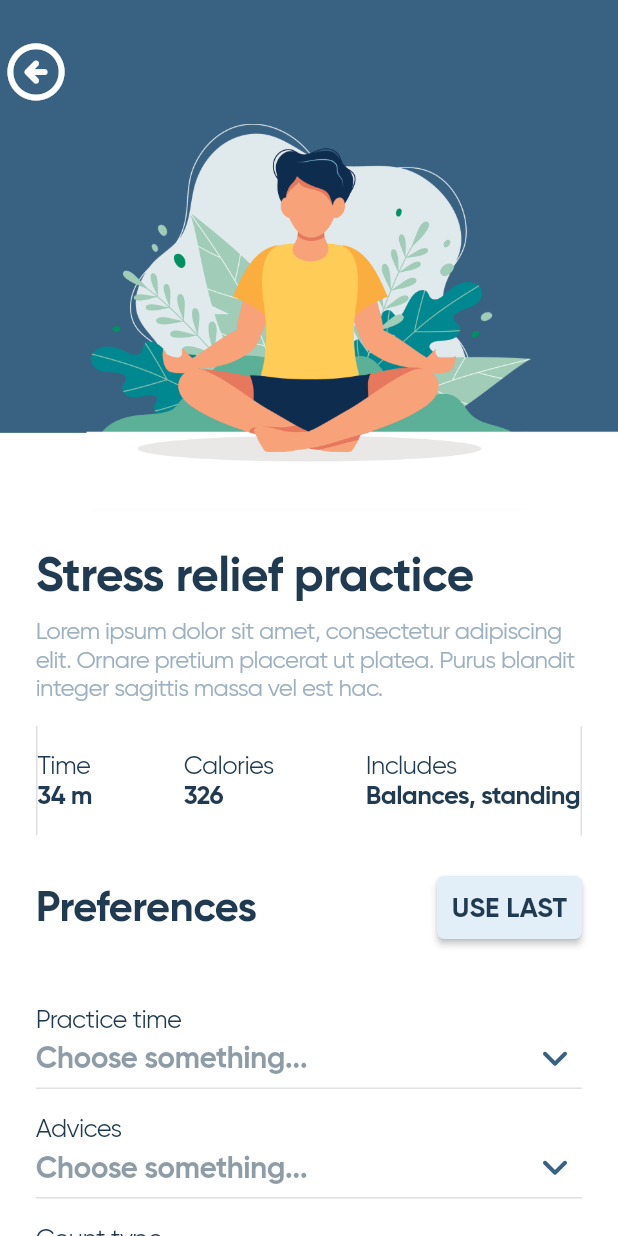
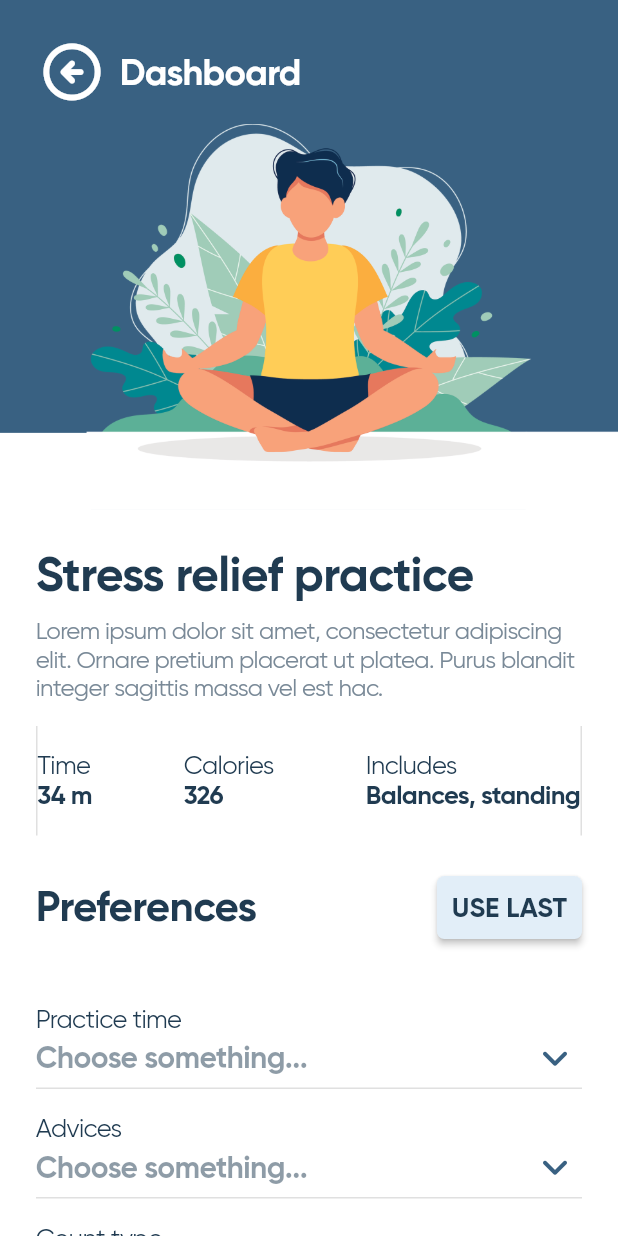
Before and after one commit to AndreyRaih/aum-app-build, a Flutter app: the screen it shows after launch, after a tap on "EXPLORE YOUR PRACTICE", after a tap on "LETS BEGIN", on a phone screen of 412 x 824 dp. Run offline on Flutter 3.47's test engine with Material 2 defaults, Android fonts, the phone set to English and light mode, and no system bars; network calls fail.

Commit message:
Add feedback view + changes in palette/button ui [WIP]

```diff
--- a/lib/views/dashboard/components/actual_people.dart
+++ b/lib/views/dashboard/components/actual_people.dart
@@ -56,7 +56,7 @@ class _Message extends StatelessWidget {
                   child: AumText.regular(
                     'From Delft, Bangalore, Kiev, Ubud...',
                     size: 14.0,
-                    color: AumColor.sub,
+                    color: AumColor.additional,
                   )),
             ]));
   }
--- a/lib/views/dashboard/components/advices.dart
+++ b/lib/views/dashboard/components/advices.dart
@@ -26,7 +26,7 @@ class _Advice extends StatelessWidget {
           AumText.regular(
             'If you spend 15 minutes practicing, in 2 hours your cortisol level will drop to the daily norm',
             size: 14.0,
-            color: AumColor.sub,
+            color: AumColor.additional,
           )
         ]));
   }
--- a/lib/views/practice_preview/main.dart
+++ b/lib/views/practice_preview/main.dart
@@ -17,9 +17,12 @@ class PreviewScreen extends StatelessWidget {
               PreviewImg(),
               Positioned(
                   top: 24.0,
-                  child: AumBackButton(onPressed: () {
-                    Navigator.pop(context);
-                  })),
+                  left: 24,
+                  child: AumBackButton(
+                      text: 'Dashboard',
+                      onPressed: () {
+                        Navigator.pop(context);
+                      })),
             ]),
             Container(
                 color: Colors.white,
--- a/lib/views/progress/main.dart
+++ b/lib/views/progress/main.dart
@@ -5,7 +5,6 @@ import 'package:aum_app_build/views/ui/buttons.dart';
 import 'package:aum_app_build/views/ui/page.dart';
 import 'package:aum_app_build/views/ui/palette.dart';
 import 'package:aum_app_build/views/ui/segment.dart';
-import 'package:aum_app_build/views/ui/typo.dart';
 import 'package:flutter/material.dart';
 
 class ProgressScreen extends StatelessWidget {
@@ -16,7 +15,12 @@ class ProgressScreen extends StatelessWidget {
         mainAxisSize: MainAxisSize.max,
         crossAxisAlignment: CrossAxisAlignment.start,
         children: [
-          _ProgressBackButton(),
+          AumBackButton(
+              text: 'Dashboard',
+              color: AumColor.accent,
+              onPressed: () {
+                Navigator.pop(context);
+              }),
           Segment(
             child: ProgressWeekStat(),
             margin: EdgeInsets.symmetric(vertical: 24),
@@ -36,26 +40,3 @@ class ProgressScreen extends StatelessWidget {
     );
   }
 }
-
-class _ProgressBackButton extends StatelessWidget {
-  @override
-  Widget build(BuildContext context) {
-    return Row(
-      mainAxisAlignment: MainAxisAlignment.start,
-      children: [
-        AumBackButton(
-            color: AumColor.accent,
-            onPressed: () {
-              Navigator.pop(context);
-            }),
-        Padding(
-            padding: EdgeInsets.only(left: 8),
-            child: AumText.bold(
-              'Dashboard',
-              size: 24,
-              color: AumColor.accent,
-            ))
-      ],
-    );
-  }
-}
--- a/lib/views/ui/buttons.dart
+++ b/lib/views/ui/buttons.dart
@@ -49,19 +49,32 @@ class AumBackButton extends StatelessWidget {
   final GestureTapCallback onPressed;
   final Color fillColor;
   final Color color;
+  final String text;
   AumBackButton(
       {@required this.onPressed,
+      this.text,
       this.color = Colors.white,
       this.fillColor = null});
 
   @override
   Widget build(BuildContext context) {
-    return RawMaterialButton(
-      constraints: BoxConstraints(minWidth: 38.0, minHeight: 38.0),
-      fillColor: fillColor,
-      child: Icon(AumIcon.back, color: color, size: 38),
-      onPressed: onPressed,
-      shape: CircleBorder(),
-    );
+    return Row(mainAxisAlignment: MainAxisAlignment.start, children: [
+      RawMaterialButton(
+        constraints: BoxConstraints(minWidth: 38.0, minHeight: 38.0),
+        fillColor: fillColor,
+        child: Icon(AumIcon.back, color: color, size: 38),
+        onPressed: onPressed,
+        shape: CircleBorder(),
+      ),
+      text != null
+          ? Padding(
+              padding: EdgeInsets.only(left: 8),
+              child: AumText.bold(
+                text,
+                size: 24,
+                color: color,
+              ))
+          : null
+    ]);
   }
 }
--- a/lib/views/ui/icons.dart
+++ b/lib/views/ui/icons.dart
@@ -13,4 +13,20 @@ class AumIcon {
       IconData(0xe803, fontFamily: _kFontFam, fontPackage: _kFontPkg);
   static const IconData arrow_down =
       IconData(0xe804, fontFamily: _kFontFam, fontPackage: _kFontPkg);
+  static const IconData arrow_left =
+      IconData(0xe80b, fontFamily: _kFontFam, fontPackage: _kFontPkg);
+  static const IconData arrow_right =
+      IconData(0xe80c, fontFamily: _kFontFam, fontPackage: _kFontPkg);
+  static const IconData very_bad_smile =
+      IconData(0xe805, fontFamily: _kFontFam, fontPackage: _kFontPkg);
+  static const IconData bad_smile =
+      IconData(0xe806, fontFamily: _kFontFam, fontPackage: _kFontPkg);
+  static const IconData neutral_smile =
+      IconData(0xe807, fontFamily: _kFontFam, fontPackage: _kFontPkg);
+  static const IconData happy_smile =
+      IconData(0xe808, fontFamily: _kFontFam, fontPackage: _kFontPkg);
+  static const IconData very_happy_smile =
+      IconData(0xe809, fontFamily: _kFontFam, fontPackage: _kFontPkg);
+  static const IconData photo =
+      IconData(0xe80a, fontFamily: _kFontFam, fontPackage: _kFontPkg);
 }
--- a/lib/views/ui/palette.dart
+++ b/lib/views/ui/palette.dart
@@ -2,8 +2,7 @@ import 'dart:ui';
 
 class AumColor {
   static const Color accent = Color(0xff396182);
-  static const Color additional = Color(0xff9CB0C1);
+  static const Color additional = Color(0xff798997);
   static const Color secondary = Color(0xffE2EEF8);
   static const Color text = Color(0xff203B51);
-  static const Color sub = Color(0xff798997);
 }
```
Also changed, not shown: lib/views/asana_details/components/image.dart (+6 -14 lines), lib/views/feedback/components/benefits.dart (+41 -0 lines), lib/views/feedback/components/memories.dart (+85 -0 lines), lib/views/feedback/main.dart (+47 -3 lines), lib/views/ui/rating.dart (added, +79 -0 lines), lib/views/ui/title.dart (added, +13 -0 lines), fonts/AumIcon.ttf, 10 other files.
